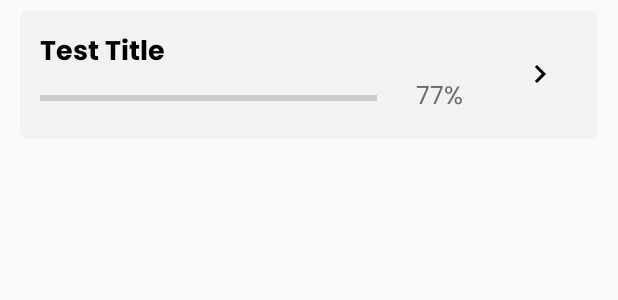
After one commit to GauravKhalapurkar/StudoTest, an Android app: the layout test_item.xml on its own in the app's theme, with its tools: preview values and no code run, on a phone screen of 412 x 824 dp. The commit adds this screen. Shown: the top 300 px of the screen. Run offline under Robolectric (Android 15) with nearby library versions, the phone set to English and light mode, and no system bars.

Commit message:
Tests layout done.

```diff
--- a/app/src/main/java/com/gakdevelopers/studotest/activities/Categories.java
+++ b/app/src/main/java/com/gakdevelopers/studotest/activities/Categories.java
@@ -23,7 +23,7 @@ public class Categories extends AppCompatActivity {
 
     GridView gridView;
 
-    private List<CategoryModel> categoryModelList = new ArrayList<>();
+    public static List<CategoryModel> categoryModelList = new ArrayList<>();
 
     @Override
     protected void onCreate(Bundle savedInstanceState) {
--- /dev/null
+++ b/app/src/main/res/layout/test_item.xml
@@ -0,0 +1,71 @@
+<?xml version="1.0" encoding="utf-8"?>
+<androidx.cardview.widget.CardView
+    android:id="@+id/cardCategory"
+    xmlns:android="http://schemas.android.com/apk/res/android"
+    android:layout_width="match_parent"
+    android:layout_height="wrap_content"
+    xmlns:app="http://schemas.android.com/apk/res-auto"
+    android:backgroundTint="#f2f2f2"
+    android:layout_marginHorizontal="@dimen/_10sdp"
+    android:layout_marginVertical="@dimen/_5sdp"
+    app:cardCornerRadius="@dimen/_4sdp"
+    app:cardElevation="0dp">
+
+    <RelativeLayout
+        android:layout_width="match_parent"
+        android:layout_height="wrap_content"
+        android:padding="@dimen/_10sdp">
+
+        <TextView
+            android:id="@+id/txtTestTitle"
+            android:layout_width="wrap_content"
+            android:layout_height="wrap_content"
+            android:text="Test Title"
+            android:textSize="@dimen/text_size"
+            android:textColor="@color/colorBlack"
+            android:fontFamily="@font/bold"/>
+
+        <LinearLayout
+            android:layout_width="match_parent"
+            android:layout_height="wrap_content"
+            android:orientation="horizontal"
+            android:layout_below="@+id/txtTestTitle"
+            android:gravity="center_vertical"
+            android:layout_toLeftOf="@+id/imgRight">
+
+            <ProgressBar
+                android:id="@+id/progressBar"
+                android:layout_width="match_parent"
+                android:layout_height="wrap_content"
+                android:text="Category Name"
+                android:textSize="@dimen/text_size_small"
+                android:textColor="@color/colorGreyDark"
+                android:fontFamily="@font/regular"
+                android:layout_weight="1"
+                style="@style/Widget.AppCompat.ProgressBar.Horizontal"/>
+
+            <TextView
+                android:id="@+id/txtProgressPercent"
+                android:layout_width="wrap_content"
+                android:layout_height="wrap_content"
+                android:text="77%"
+                android:textSize="@dimen/text_size_small"
+                android:paddingHorizontal="@dimen/_20sdp"
+                android:textColor="@color/colorGreyDark"
+                android:fontFamily="@font/regular"/>
+
+        </LinearLayout>
+
+        <ImageView
+            android:id="@+id/imgRight"
+            android:layout_width="wrap_content"
+            android:layout_height="wrap_content"
+            android:src="@drawable/ic_right"
+            android:paddingHorizontal="@dimen/_10sdp"
+            android:onClick="moveToPrevious"
+            android:layout_alignParentEnd="true"
+            android:layout_centerVertical="true"/>
+
+    </RelativeLayout>
+
+</androidx.cardview.widget.CardView>
```
Also changed, not shown: app/src/main/AndroidManifest.xml (+16 -14 lines), app/src/main/java/com/gakdevelopers/studotest/activities/Tests.java (+56 -0 lines), app/src/main/java/com/gakdevelopers/studotest/adapters/CategoryAdapter.java (+12 -1 lines), app/src/main/java/com/gakdevelopers/studotest/adapters/TestAdapter.java (added, +63 -0 lines), app/src/main/java/com/gakdevelopers/studotest/models/TestModel.java (added, +37 -0 lines), app/src/main/res/layout/activity_tests.xml (+11 -0 lines).
